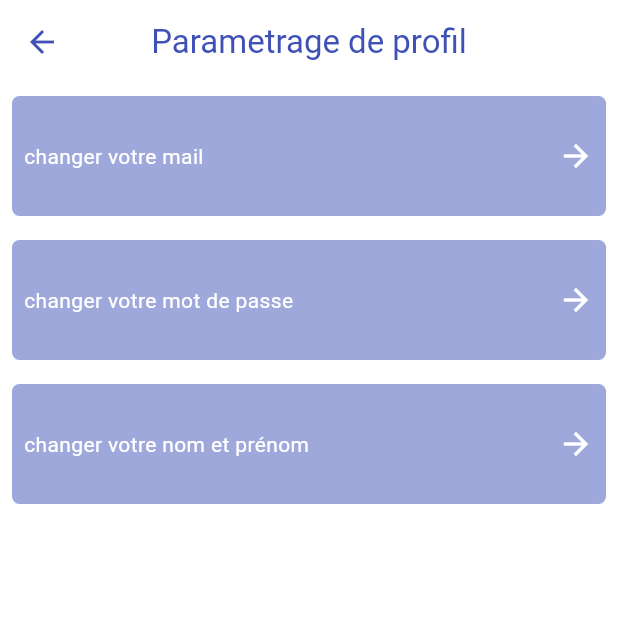
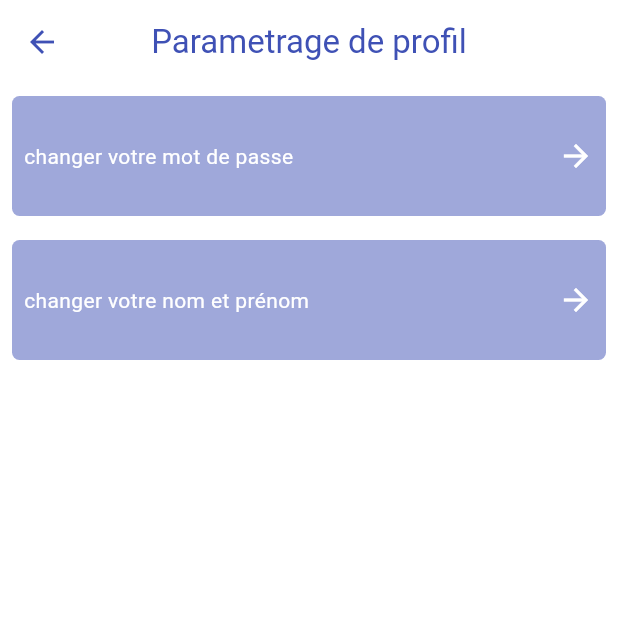
Before and after one commit to FathiAyari/sonede, a Flutter app: the EditProfile screen opened directly, on a phone screen of 412 x 824 dp, the top half of it. Run offline on Flutter 3.47's test engine with Material 3 defaults, Android fonts, the phone set to English and light mode, and no system bars; our stand-ins replace cloud_firestore, file_picker, firebase_auth, firebase_core, firebase_storage, flutter_slidable and 6 more; missing offline and left inert: flutter_downloader; accounts and stored records are empty; project files that could hold a hidden picture were left out.

Commit message:
fix profile

```diff
--- a/lib/presentation/edit_profile/edit_profile.dart
+++ b/lib/presentation/edit_profile/edit_profile.dart
@@ -1,6 +1,5 @@
 import 'package:flutter/material.dart';
 import 'package:get/get.dart';
-import 'package:sonede/presentation/edit_profile/change_email.dart';
 import 'package:sonede/presentation/edit_profile/change_name.dart';
 import 'package:sonede/presentation/edit_profile/change_password.dart';
 import 'package:sonede/presentation/ressources/dimensions/constants.dart';
@@ -39,37 +38,6 @@ class _EditProfileState extends State<EditProfile> {
       ),
       body: Column(
         children: [
-          InkWell(
-            onTap: () {
-              Get.to(ChangeEmail());
-            },
-            child: Padding(
-              padding: const EdgeInsets.all(8.0),
-              child: Container(
-                decoration: BoxDecoration(color: Colors.indigo.withOpacity(0.5), borderRadius: BorderRadius.circular(5)),
-                height: Constants.screenHeight * 0.1,
-                child: Row(
-                  children: [
-                    Padding(
-                      padding: const EdgeInsets.all(8.0),
-                      child: Text(
-                        "changer votre mail",
-                        style: TextStyle(color: Colors.white),
-                      ),
-                    ),
-                    Spacer(),
-                    Padding(
-                      padding: const EdgeInsets.all(8.0),
-                      child: Icon(
-                        Icons.arrow_forward,
-                        color: Colors.white,
-                      ),
-                    )
-                  ],
-                ),
-              ),
-            ),
-          ),
           InkWell(
             onTap: () {
               Get.to(ChangePassword());
```
Also changed, not shown: lib/presentation/edit_profile/change_email.dart (deleted, +0 -109 lines).
